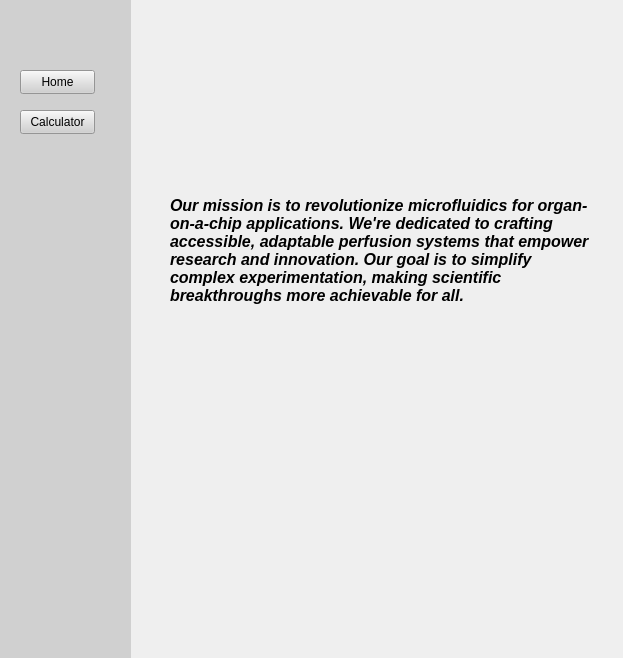
This is appGUI.ui in JuanCamiloGS/VivoStreamGUI as Qt 5 draws it before an edit. The edited form follows.
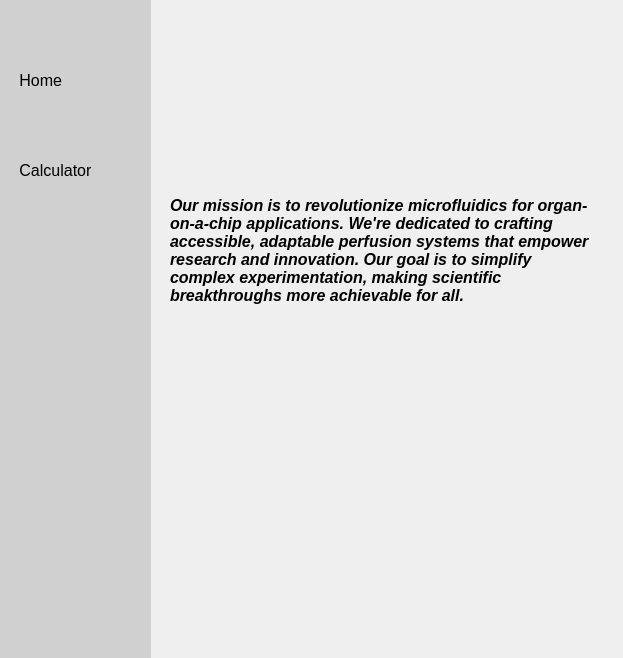
This is the edited form. Icons and pictures are not drawn.

Commit message: Button icons

What changed in the file:
```diff
--- a/appGUI.ui
+++ b/appGUI.ui
@@ -19,7 +19,7 @@
      <rect>
       <x>0</x>
       <y>0</y>
-      <width>131</width>
+      <width>151</width>
       <height>661</height>
      </rect>
     </property>
@@ -27,32 +27,73 @@
      <bool>false</bool>
     </property>
     <property name="styleSheet">
-     <string notr="true">background-color: rgb(208, 208, 208);</string>
+     <string notr="true">QWidget {
+	background-color: rgb(208, 208, 208);
+}
+
+QPushButton {
+	text-align:left;
+	border:none;
+	padding-left:5px;
+}</string>
     </property>
     <widget class="QPushButton" name="homeButton">
      <property name="geometry">
       <rect>
-       <x>20</x>
-       <y>70</y>
-       <width>75</width>
-       <height>24</height>
+       <x>10</x>
+       <y>50</y>
+       <width>131</width>
+       <height>61</height>
       </rect>
      </property>
+     <property name="font">
+      <font>
+       <pointsize>12</pointsize>
+      </font>
+     </property>
+     <property name="layoutDirection">
+      <enum>Qt::LeftToRight</enum>
+     </property>
      <property name="text">
-      <string>Home</string>
+      <string> Home</string>
+     </property>
+     <property name="icon">
+      <iconset>
+       <normaloff>resources/home.png</normaloff>resources/home.png</iconset>
+     </property>
+     <property name="iconSize">
+      <size>
+       <width>40</width>
+       <height>40</height>
+      </size>
      </property>
     </widget>
     <widget class="QPushButton" name="calculatorButton">
      <property name="geometry">
       <rect>
-       <x>20</x>
-       <y>110</y>
-       <width>75</width>
-       <height>24</height>
+       <x>10</x>
+       <y>140</y>
+       <width>131</width>
+       <height>61</height>
       </rect>
      </property>
+     <property name="font">
+      <font>
+       <pointsize>12</pointsize>
+      </font>
+     </property>
      <property name="text">
-      <string>Calculator</string>
+      <string> Calculator</string>
+     </property>
+     <property name="icon">
+      <iconset>
+       <normaloff>resources/calculator.png</normaloff>resources/calculator.png</iconset>
+     </property>
+     <property name="iconSize">
+      <size>
+       <width>40</width>
+       <height>40</height>
+      </size>
      </property>
     </widget>
    </widget>
```
The commit also changes 5 other files.
